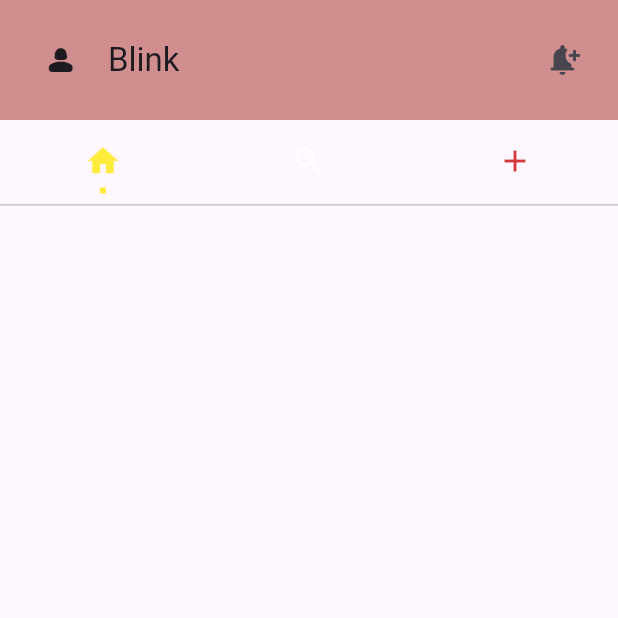
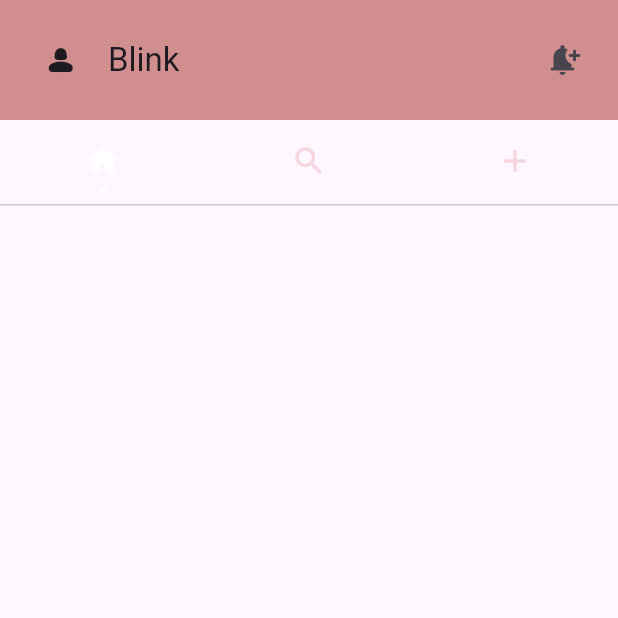
Before and after one commit to sairammr/blink, a Flutter app: the screen it shows after launch, on a phone screen of 412 x 824 dp, the top half of it. Run offline on Flutter 3.47's test engine with Material 3 defaults, Android fonts, the light colour scheme and no system bars; missing offline and left inert: flutter_floating_bottom_bar.

Commit message:
nav bar fix

```diff
--- a/lib/custom_bottom_nav_bar.dart
+++ b/lib/custom_bottom_nav_bar.dart
@@ -17,9 +17,9 @@
   late int currentPage;
   late TabController tabController;
   final List<Color> colors = [
-    Colors.yellow,
-    Colors.red,
-    Colors.green,
+    Color.fromARGB(255,255,255,255),
+    Color.fromARGB(255,245,214,222),
+    Color.fromARGB(255, 169, 29,58),
   ];
 
   @override
@@ -51,8 +51,6 @@
 
   @override
   Widget build(BuildContext context) {
-    final Color unselectedColor = colors[currentPage].computeLuminance() < 0.5 ? Color.fromARGB(255, 196, 87, 87) : Colors.white;
-    final Color unselectedColorReverse = colors[currentPage].computeLuminance() < 0.5 ? Colors.white : const Color.fromARGB(255, 212, 55, 55);
 
     return BottomBar(
       clip: Clip.none,
@@ -62,15 +60,15 @@
         clipBehavior: Clip.none,
         children: [
           TabBar(
-            overlayColor: MaterialStateProperty.all(Color.fromARGB(221, 184, 47, 47)),
             indicatorPadding: const EdgeInsets.fromLTRB(6, 0, 6, 0),
             controller: tabController,
             indicator: UnderlineTabIndicator(
               borderSide: BorderSide(
-                color: currentPage <= 4 ? colors[currentPage] : unselectedColor,
+                color: currentPage <= 4 ? colors[currentPage] : colors[1],
                 width: 4,
+
               ),
-              insets: EdgeInsets.fromLTRB(12, 0, 12, 8),
+              insets: EdgeInsets.fromLTRB(12, 5, 12, 8),
             ),
             tabs: [
               SizedBox(
@@ -79,7 +77,7 @@
                 child: Center(
                   child: Icon(
                     Icons.home,
-                    color: currentPage == 0 ? colors[0] : unselectedColor,
+                    color: currentPage == 0 ? colors[0] : colors[1],
                   ),
                 ),
               ),
@@ -89,7 +87,7 @@
                 child: Center(
                   child: Icon(
                     Icons.search,
-                    color: currentPage == 1 ? colors[1] : unselectedColor,
+                    color: currentPage == 1 ? colors[0] : colors[1],
                   ),
                 ),
               ),
@@ -99,7 +97,7 @@
                 child: Center(
                   child: Icon(
                     Icons.add,
-                    color: currentPage == 2 ? colors[2] : unselectedColorReverse,
+                    color: currentPage == 2 ? colors[0] : colors[1],
                   ),
                 ),
               ),
@@ -107,30 +105,17 @@
           ),
         ],
       ),
-      icon: (width, height) => Center(
-        child: IconButton(
-          padding: EdgeInsets.zero,
-          onPressed: null,
-          icon: Icon(
-            Icons.arrow_upward_rounded,
-            color: unselectedColor,
-            size: width,
-          ),
-        ),
-      ),
+
       borderRadius: BorderRadius.circular(500),
-      duration: Duration(milliseconds: 500),
+      duration: Duration(milliseconds: 200),
       curve: Curves.decelerate,
       showIcon: true,
       width: MediaQuery.of(context).size.width * 0.6,
-      barColor: colors[currentPage].computeLuminance() > 0.5 ? const Color.fromARGB(255, 209, 58, 58) : Colors.white,
+      barColor: colors[2],
       start: 2,
       end: 0,
       offset: 10,
       barAlignment: Alignment.bottomCenter,
-      iconHeight: 30,
-      iconWidth: 30,
-      reverse: false,
       barDecoration: BoxDecoration(
         color: colors[currentPage],
         borderRadius: BorderRadius.circular(500),
```
Also changed, not shown: pubspec.lock.
